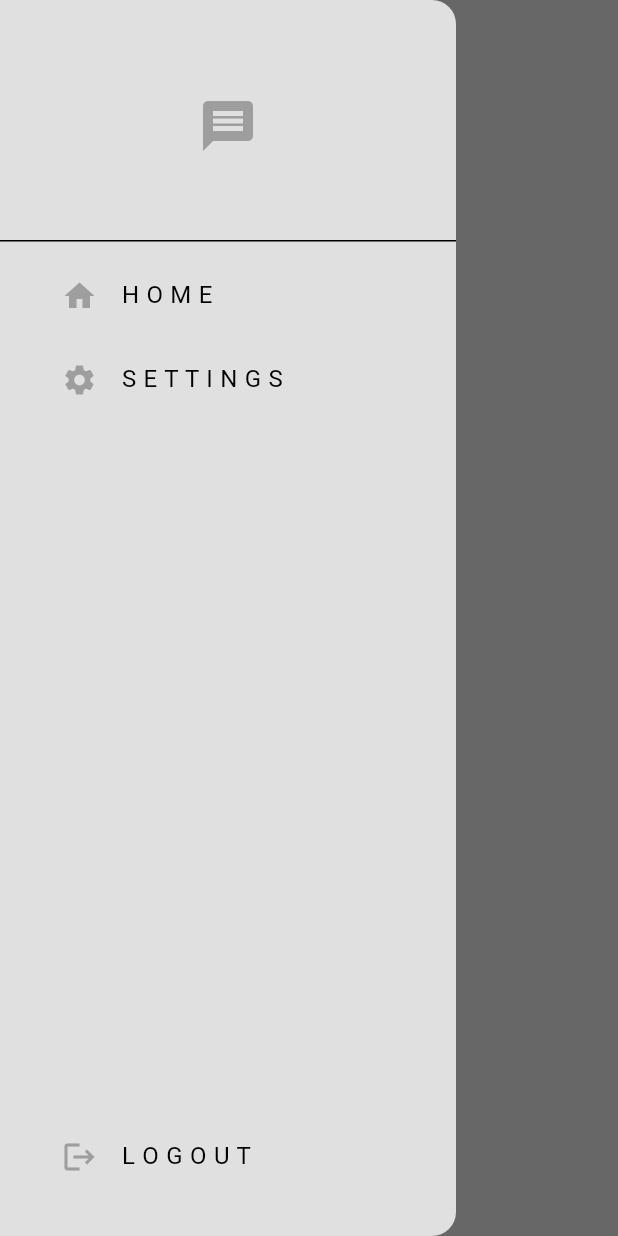
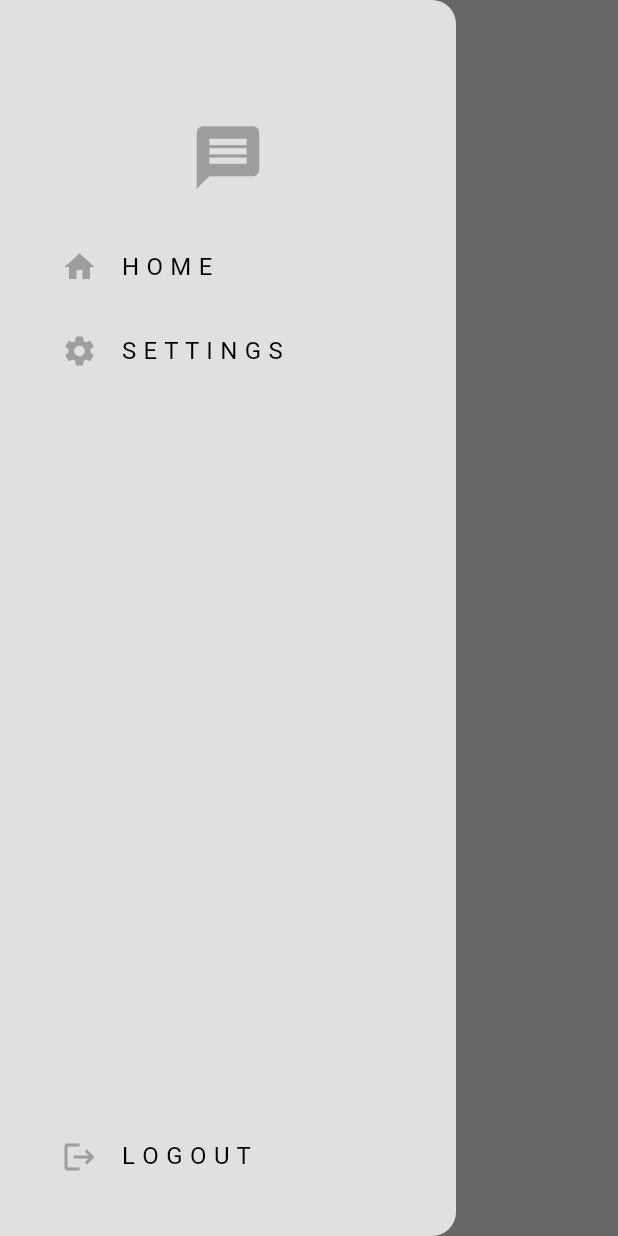
Before and after one commit to Mohammad-Nikmard/Minimal-Messenger, a Flutter app: the screen it shows once a user with an empty profile is signed in, with the side drawer open, on a phone screen of 412 x 824 dp. Run offline on Flutter 3.47's test engine with Material 3 defaults, Android fonts, the phone set to English and light mode, and no system bars; our stand-ins replace cloud_firestore, firebase_auth, firebase_core, flutter_spinkit; accounts and stored records are empty; network calls fail.

Commit message:
add spinkit and fix some bugs

```diff
--- /dev/null
+++ b/devtools_options.yaml
@@ -0,0 +1 @@
+extensions:
--- a/lib/ui/home_screen.dart
+++ b/lib/ui/home_screen.dart
@@ -1,4 +1,5 @@
 import 'package:flutter/material.dart';
+import 'package:flutter_spinkit/flutter_spinkit.dart';
 import 'package:minimal_messenger/services/auth/auth_service.dart';
 import 'package:minimal_messenger/services/chat/chat_services.dart';
 import 'package:minimal_messenger/ui/chat_screen.dart';
@@ -37,10 +38,38 @@ class BuildUserList extends StatelessWidget {
       stream: _chatService.getuserStream(),
       builder: (context, snapshot) {
         if (snapshot.hasError) {
-          return Text("Error");
+          return Center(
+            child: Text(
+              "Error",
+              style: TextStyle(
+                color: Theme.of(context).colorScheme.primary,
+                fontSize: 20.0,
+              ),
+            ),
+          );
         }
         if (snapshot.connectionState == ConnectionState.waiting) {
-          return Text("Loading...");
+          return Center(
+            child: Row(
+              mainAxisAlignment: MainAxisAlignment.center,
+              children: [
+                Text(
+                  "Loading",
+                  style: TextStyle(
+                    color: Theme.of(context).colorScheme.primary,
+                    fontSize: 20,
+                  ),
+                ),
+                const SizedBox(
+                  width: 5,
+                ),
+                SpinKitWanderingCubes(
+                  color: Theme.of(context).colorScheme.primary,
+                  size: 30.0,
+                ),
+              ],
+            ),
+          );
         }
         return ListView(
           children: snapshot.data!
--- a/lib/ui/login_screen.dart
+++ b/lib/ui/login_screen.dart
@@ -29,6 +29,7 @@ class _LoginScreenState extends State<LoginScreen> {
       if (!mounted) return;
       Navigator.pop(context);
     } on Exception catch (ex) {
+      Navigator.pop(context);
       showDialog(
         context: context,
         builder: (context) {
--- a/lib/ui/settings_screen.dart
+++ b/lib/ui/settings_screen.dart
@@ -11,6 +11,7 @@ class SettingsScreen extends StatelessWidget {
     return Scaffold(
       backgroundColor: Theme.of(context).colorScheme.background,
       appBar: AppBar(
+        centerTitle: true,
         title: const Text("Settings"),
         backgroundColor: Colors.transparent,
         elevation: 0,
--- a/lib/widgets/my_drawer.dart
+++ b/lib/widgets/my_drawer.dart
@@ -14,14 +14,16 @@ class MyDrawer extends StatelessWidget {
         children: [
           Column(
             children: [
-              DrawerHeader(
-                child: Center(
-                  child: Icon(
-                    Icons.message,
-                    size: 40,
-                    color: Theme.of(context).colorScheme.primary,
-                  ),
-                ),
+              SizedBox(
+                height: 80,
+              ),
+              Icon(
+                Icons.message,
+                size: 50,
+                color: Theme.of(context).colorScheme.primary,
+              ),
+              SizedBox(
+                height: 20,
               ),
               Padding(
                 padding: const EdgeInsets.only(left: 25.0),
--- a/pubspec.yaml
+++ b/pubspec.yaml
@@ -18,6 +18,7 @@ dependencies:
   cloud_firestore: ^4.15.6
   firebase_auth: ^4.17.6
   provider: ^6.1.2
+  flutter_spinkit: ^5.2.0
 
 
 dev_dependencies:
```
Also changed, not shown: pubspec.lock, 4 other files.
